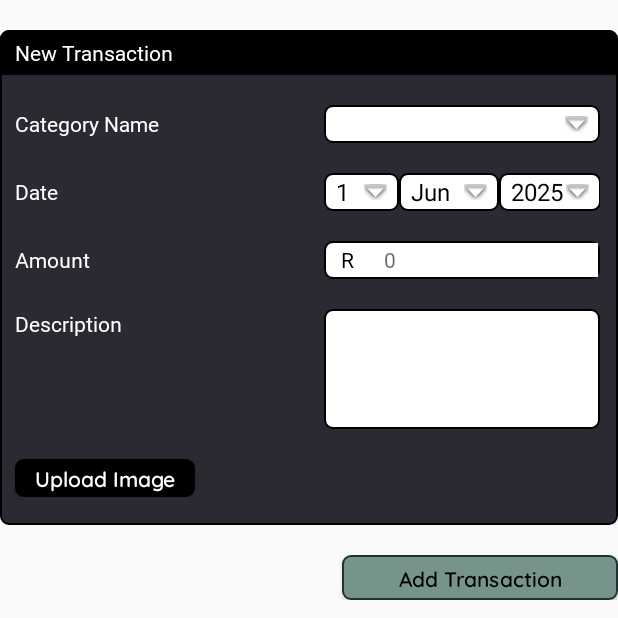
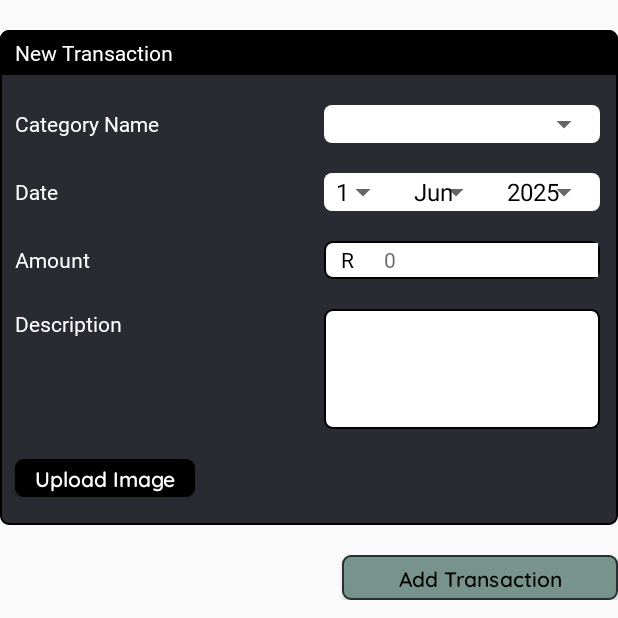
Before and after one commit to mzhala/WealthForge, an Android app: the fragment NewTransactionFragment shown on its own in the app's theme, on a phone screen of 412 x 824 dp, the top half of it. Run offline under Robolectric (Android 15) with nearby library versions, the phone set to English and light mode, and no system bars; our stand-ins replace Room's generated code.

Commit message:
feat: cleanup design

```diff
--- a/app/src/main/java/com/example/wealthforge/CategoriesFragment.kt
+++ b/app/src/main/java/com/example/wealthforge/CategoriesFragment.kt
@@ -71,6 +71,11 @@ class CategoriesFragment : Fragment() {
             return
         }
 
+        if (name == null || name == "") {
+                Toast.makeText(requireContext(), "Please enter category name", Toast.LENGTH_SHORT).show()
+            return
+        }
+
         lifecycleScope.launch {
             try {
                 val userExists = db.userDao().getUsername(userId) != null
@@ -78,6 +83,7 @@ class CategoriesFragment : Fragment() {
                     Toast.makeText(requireContext(), "User does not exist", Toast.LENGTH_SHORT).show()
                     return@launch
                 }
+
 
                 val exists = db.categoryDao().categoryExists(userId, name) > 0
                 if (exists) {
--- a/app/src/main/res/layout/fragment_new_transaction.xml
+++ b/app/src/main/res/layout/fragment_new_transaction.xml
@@ -55,13 +55,17 @@
                 android:layout_height="0dp"
                 android:layout_weight="1" />
 
-            <Spinner
-                android:id="@+id/categorySpinner"
+            <LinearLayout
                 android:layout_width="184dp"
                 android:layout_height="match_parent"
-                android:background="@drawable/spinner_background"
-                android:paddingEnd="16dp"
-                style="@style/LabelStyle"/>
+                android:background="@drawable/white_box">
+                <Spinner
+                    android:id="@+id/categorySpinner"
+                    android:layout_width="match_parent"
+                    android:layout_height="match_parent"
+                    android:paddingEnd="16dp"
+                    style="@style/LabelStyle"/>
+            </LinearLayout>
 
             <Space
                 android:layout_width="12dp"
@@ -90,15 +94,15 @@
 
             <LinearLayout
                 android:layout_width="184dp"
-                android:layout_height="match_parent">
+                android:layout_height="match_parent"
+                android:background="@drawable/white_box">
 
                 <Spinner
                     android:id="@+id/daySpinner"
                     android:layout_width="50dp"
                     android:layout_height="match_parent"
-                    android:background="@drawable/spinner_background"
                     android:paddingEnd="16dp"
-                    style="@style/LabelStyle" />
+                    style="@style/LabelStyle"/>
 
                 <Space
                     android:layout_width="1dp"
@@ -107,25 +111,23 @@
 
                 <Spinner
                     android:id="@+id/monthSpinner"
-                    style="@style/LabelStyle"
-                    android:layout_width="68dp"
+                    android:layout_width="60dp"
                     android:layout_height="match_parent"
-                    android:layout_weight="1"
-                    android:background="@drawable/spinner_background"
-                    android:paddingEnd="16dp" />
+                    android:paddingEnd="16dp"
+                    style="@style/LabelStyle"/>
 
                 <Space
                     android:layout_width="1dp"
                     android:layout_height="match_parent"
                     android:layout_weight="1"/>
 
+
                 <Spinner
                     android:id="@+id/yearSpinner"
-                    android:layout_width="68dp"
+                    android:layout_width="70dp"
                     android:layout_height="match_parent"
-                    android:background="@drawable/spinner_background"
                     android:paddingEnd="16dp"
-                    style="@style/LabelStyle" />
+                    style="@style/LabelStyle"/>
 
             </LinearLayout>
 
```
Also changed, not shown: app/src/main/res/drawable/rounded_spinner_background.xml (added, +13 -0 lines), app/src/main/res/layout/fragment_budget.xml (+16 -6 lines), app/src/main/res/layout/fragment_categories.xml (+12 -6 lines).
